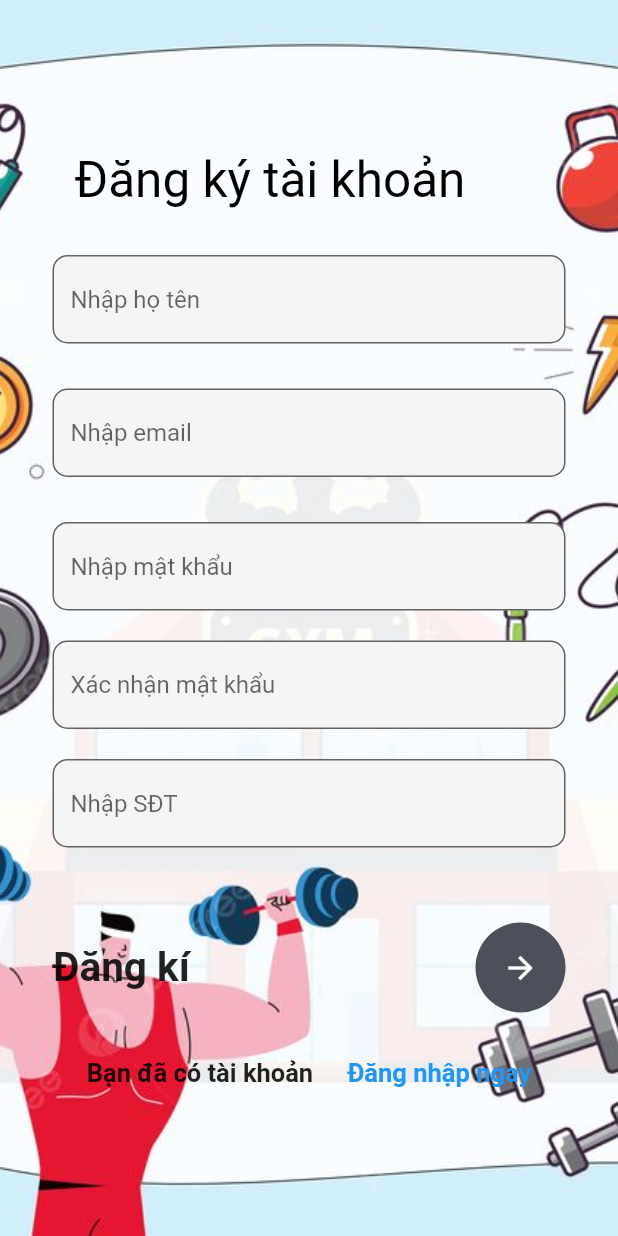
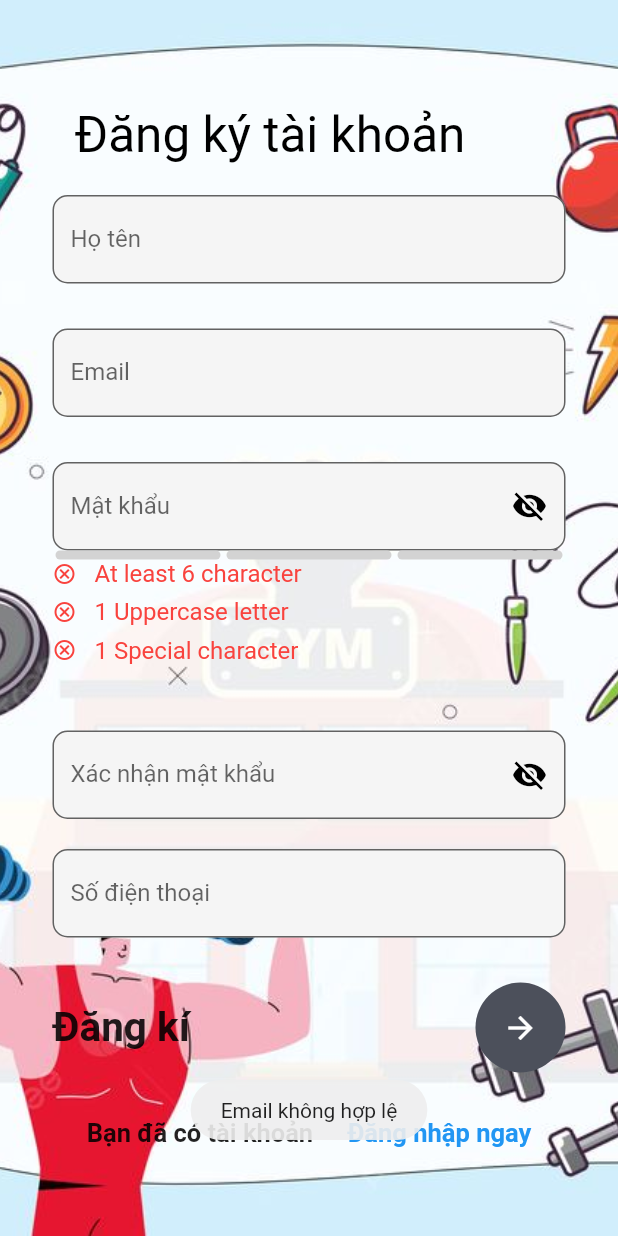
Before and after one commit to Quy15/FitnessApp, a Flutter app: the Register screen opened directly, after a tap on the "arrow forward" icon, on a phone screen of 412 x 824 dp. Run offline on Flutter 3.47's test engine with Material 2 defaults, Android fonts, the light colour scheme and no system bars; drawn by our look-alikes of flutter_pw_validator; our stand-ins replace cloud_firestore, email_validator, firebase_auth, firebase_core, firebase_database, fluttertoast and 2 more; missing offline and left inert: dart:ffi; accounts and stored records are empty; network calls fail.

Commit message:
Register Pt and validation form

```diff
--- a/dev/lib/layout/register.dart
+++ b/dev/lib/layout/register.dart
@@ -5,13 +5,14 @@ import 'package:cloud_firestore/cloud_firestore.dart';
 import 'package:dev/auth.dart';
 import 'package:dev/layout/home.dart';
 import 'package:dev/layout/login.dart';
+import 'package:email_validator/email_validator.dart';
 import 'package:firebase_auth/firebase_auth.dart';
 import 'package:firebase_core/firebase_core.dart';
 import 'package:firebase_database/firebase_database.dart';
 import 'package:flutter/cupertino.dart';
 import 'package:flutter/material.dart';
+import 'package:flutter_pw_validator/flutter_pw_validator.dart';
 import 'package:fluttertoast/fluttertoast.dart';
-
 
 class Register extends StatefulWidget {
   const Register({super.key});
@@ -27,11 +28,11 @@ class RegisterState extends State<Register> {
   final _phone = TextEditingController();
   final _confirm = TextEditingController();
 
-
   String? ma;
-
+  bool hidePass = true;
+  bool createUserSuccess = true;
   @override
-  void dispose(){
+  void dispose() {
     _emailText.dispose();
     _passWord.dispose();
     _name.dispose();
@@ -40,22 +41,30 @@ class RegisterState extends State<Register> {
     super.dispose();
   }
 
-
-
   final DatabaseReference _dbref = FirebaseDatabase.instance.ref('users');
 
-
-  Future signUp () async {
-    if (checkPass()){
+  Future signUp(String mail, String pass, String name, String phone) async {
+    try {
       await FirebaseAuth.instance.createUserWithEmailAndPassword(
-        email: _emailText.text.trim(), password: _passWord.text.trim()
-      );
-
-      addUser(_name.text.trim(), _phone.text.trim(), _emailText.text.trim(), _passWord.text.trim());
+          email: mail, password: pass);
+      addUser(name,phone, mail, pass);
+      return createUserSuccess;
+    } on FirebaseAuthException catch (e) {
+      if (e.code == 'email-already-in-use') {
+        showToastAlreadyExistEmail();
+        createUserSuccess = false;
+        return createUserSuccess;
       }
+    } catch (e) {
+      showToastUnexpectedError();
+      print(e);
+      createUserSuccess = false;
+      return createUserSuccess;
     }
 
-  Future addUser(String name, String phone, String email, String pass) async{
+  }
+
+  Future addUser(String name, String phone, String email, String pass) async {
     await FirebaseFirestore.instance.collection('users').doc().set({
       'name': name,
       'phone': phone,
@@ -64,12 +73,59 @@ class RegisterState extends State<Register> {
     });
   }
 
-  bool checkPass(){
-    if (_passWord.text.trim() == _confirm.text.trim()){
+  bool checkPass(String pw, String confirm) {
+    if (pw == confirm) {
       return true;
-    }else{
+    } else {
       return false;
     }
+  }
+
+  void showToastSuccess() {
+    Fluttertoast.showToast(
+      msg:
+          'Thông tin của bạn đã được ghi nhận, vui lòng đợi thông tin gửi về mail',
+    );
+  }
+
+  void showToastValidation() {
+    Fluttertoast.showToast(
+      msg: 'Vui lòng nhập đầy đủ thông tin',
+    );
+  }
+
+  void showToastValidationEmail() {
+    Fluttertoast.showToast(
+      msg: 'Email không hợp lệ',
+    );
+  }
+
+  void showToastValidationPhone() {
+    Fluttertoast.showToast(
+      msg: 'Số điện thoại không hợp lệ',
+    );
+  }
+
+  void showToastValidationConfirmPassword() {
+    Fluttertoast.showToast(
+      msg: 'Xác nhận mật khẩu không chính xác',
+    );
+  }
+  void showToastUnexpectedError() {
+    Fluttertoast.showToast(
+      msg: 'Đã có lỗi bất thường xảy ra, vui lòng thử lại sau ',
+    );
+  }
+  void showToastAlreadyExistEmail() {
+    Fluttertoast.showToast(
+      msg: 'Đã có tài khoản đăng ký email này, quý khách vui lòng đổi email khác',
+    );
+  }
+
+  bool isPhoneNoValid(String? phoneNo) {
+    if (phoneNo == null) return false;
+    final regExp = RegExp(r'(^(?:[+0]9)?[0-9]{10,12}$)');
+    return regExp.hasMatch(phoneNo);
   }
 
   @override
@@ -93,7 +149,7 @@ class RegisterState extends State<Register> {
               //   ),
               // ),
               Container(
-                  padding: EdgeInsets.only(left: 50, top: 100, right: 35),
+                padding: EdgeInsets.only(left: 50, top: 70, right: 35),
                 child: Text(
                   'Đăng ký tài khoản',
                   style: TextStyle(color: Colors.black, fontSize: 33),
@@ -101,7 +157,7 @@ class RegisterState extends State<Register> {
               ),
               SingleChildScrollView(
                 child: Container(
-                    padding: EdgeInsets.only(top: 170, right: 35, left: 35),
+                  padding: EdgeInsets.only(top: 130, right: 35, left: 35),
                   child: Column(
                     children: [
                       TextField(
@@ -109,7 +165,7 @@ class RegisterState extends State<Register> {
                         decoration: InputDecoration(
                             fillColor: Colors.grey.shade100,
                             filled: true,
-                              hintText: 'Nhập họ tên',
+                            labelText: 'Họ tên',
                             border: OutlineInputBorder(
                                 borderRadius: BorderRadius.circular(10))),
                       ),
@@ -121,7 +177,7 @@ class RegisterState extends State<Register> {
                         decoration: InputDecoration(
                             fillColor: Colors.grey.shade100,
                             filled: true,
-                              hintText: 'Nhập email',
+                            labelText: 'Email',
                             border: OutlineInputBorder(
                                 borderRadius: BorderRadius.circular(10))),
                       ),
@@ -129,24 +185,61 @@ class RegisterState extends State<Register> {
                         height: 30,
                       ),
                       TextField(
-                          obscureText: true,
+                        obscureText: hidePass,
                         controller: _passWord,
                         decoration: InputDecoration(
+                            suffixIcon: IconButton(
+                              icon: hidePass
+                                  ? Icon(
+                                Icons.visibility_off,
+                                color: Colors.black,
+                              )
+                                  : Icon(Icons.visibility),
+                              onPressed: () {
+                                setState(() {
+                                  hidePass = !hidePass;
+                                });
+                              },
+                            ),
                             fillColor: Colors.grey.shade100,
                             filled: true,
-                              hintText: 'Nhập mật khẩu',
+                            labelText: 'Mật khẩu',
                             border: OutlineInputBorder(
                                 borderRadius: BorderRadius.circular(10))),
+                      ),
+                      new FlutterPwValidator(
+                          controller: _passWord,
+                          minLength: 6,
+                          uppercaseCharCount: 1,
+                          specialCharCount: 1,
+                          width: 400,
+                          height: 100,
+                          onSuccess: () {
+                          },
                         ),
                       SizedBox(
                         height: 20,
                       ),
                       TextField(
-                          obscureText: true,
+                        obscureText: hidePass,
+                        controller: _confirm,
                         decoration: InputDecoration(
+                            suffixIcon: IconButton(
+                              icon: hidePass
+                                  ? Icon(
+                                Icons.visibility_off,
+                                color: Colors.black,
+                              )
+                                  : Icon(Icons.visibility),
+                              onPressed: () {
+                                setState(() {
+                                  hidePass = !hidePass;
+                                });
+                              },
+                            ),
                             fillColor: Colors.grey.shade100,
                             filled: true,
-                              hintText: 'Xác nhận mật khẩu',
+                            labelText: 'Xác nhận mật khẩu',
                             border: OutlineInputBorder(
                                 borderRadius: BorderRadius.circular(10))),
                       ),
@@ -158,12 +251,12 @@ class RegisterState extends State<Register> {
                         decoration: InputDecoration(
                             fillColor: Colors.grey.shade100,
                             filled: true,
-                              hintText: 'Nhập SĐT',
+                            labelText: 'Số điện thoại',
                             border: OutlineInputBorder(
                                 borderRadius: BorderRadius.circular(10))),
                       ),
                       SizedBox(
-                          height: 50,
+                        height: 30,
                       ),
                       Row(
                         mainAxisAlignment: MainAxisAlignment.spaceBetween,
@@ -179,12 +272,23 @@ class RegisterState extends State<Register> {
                             child: IconButton(
                               color: Colors.white,
                               onPressed: () {
-                                  FirebaseAuth.instance
-                                      .createUserWithEmailAndPassword(
-                                          email: _emailText.text,
-                                          password: _passWord.text)
-                                      .then((value) {
-                                    addUser(_name.text.trim(), _phone.text.trim(), _emailText.text.trim(), _passWord.text.trim());
+                                if (_name.text.trim() == null ||
+                                    _phone.text.trim() == null ||
+                                    _emailText.text.trim() == null ||
+                                    _passWord.text.trim() == null ||
+                                    _confirm.text.trim() == null) {
+                                  showToastValidation();
+                                } else if (!EmailValidator.validate(
+                                    _emailText.text.trim())) {
+                                  showToastValidationEmail();
+                                } else if (!isPhoneNoValid(
+                                    _phone.text.trim())) {
+                                  showToastValidationPhone();
+                                } else if (!checkPass(_passWord.text.trim(), _confirm.text.trim())) {
+                                  showToastValidationConfirmPassword();
+                                } else {
+                                  signUp(_emailText.text.trim(),_passWord.text.trim(),_name.text.trim(),_phone.text.trim());
+                                  if (createUserSuccess){
                                     Navigator.push(
                                         context,
                                         MaterialPageRoute(
@@ -198,9 +302,8 @@ class RegisterState extends State<Register> {
                                       backgroundColor: Colors.greenAccent,
                                       fontSize: 20,
                                     );
-                                  }).onError((error, stackTrace) {
-                                    print("Error ${error.toString()}");
-                                  });
+                                  }
+                                }
                               },
                               icon: Icon(Icons.arrow_forward),
                             ),
@@ -213,14 +316,23 @@ class RegisterState extends State<Register> {
                       Row(
                         mainAxisAlignment: MainAxisAlignment.spaceEvenly,
                         children: [
-                            Text("Bạn đã có tài khoản", style: TextStyle(fontSize: 17, fontWeight: FontWeight.bold),),
-
+                          Text(
+                            "Bạn đã có tài khoản",
+                            style: TextStyle(
+                                fontSize: 17, fontWeight: FontWeight.bold),
+                          ),
                           GestureDetector(
-                              onTap: (){
-                                Navigator.of(context).push(MaterialPageRoute(builder: (context) => Login()));
+                              onTap: () {
+                                Navigator.of(context).push(MaterialPageRoute(
+                                    builder: (context) => Login()));
                               },
-                              child: Text("Đăng nhập ngay", style: TextStyle(fontSize: 17, fontWeight: FontWeight.bold, color: Colors.blue),)
-                              )
+                              child: Text(
+                                "Đăng nhập ngay",
+                                style: TextStyle(
+                                    fontSize: 17,
+                                    fontWeight: FontWeight.bold,
+                                    color: Colors.blue),
+                              ))
                         ],
                       )
                     ],
--- a/dev/pubspec.yaml
+++ b/dev/pubspec.yaml
@@ -28,9 +28,10 @@ environment:
 # the latest version available on pub.dev. To see which dependencies have newer
 # versions available, run `flutter pub outdated`.
 dependencies:
+  email_validator: '^2.1.16'
+  flutter_pw_validator: ^1.6.0
   flutter:
     sdk: flutter
-
   #bloc
   flutter_bloc: ^7.1.0
 
```
Also changed, not shown: dev/lib/layout/login.dart (+19 -7 lines), dev/lib/layout/register_pt.dart (added, +236 -0 lines), dev/pubspec.lock, 2 other files. Lines whose indentation alone changed are shown as unchanged.
